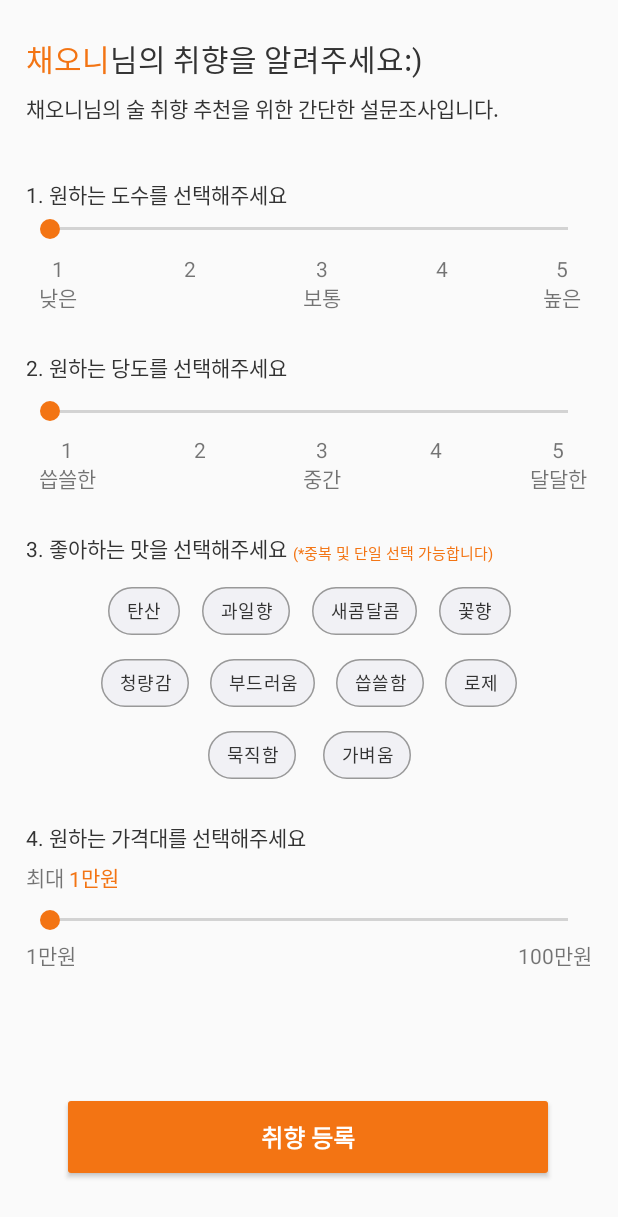
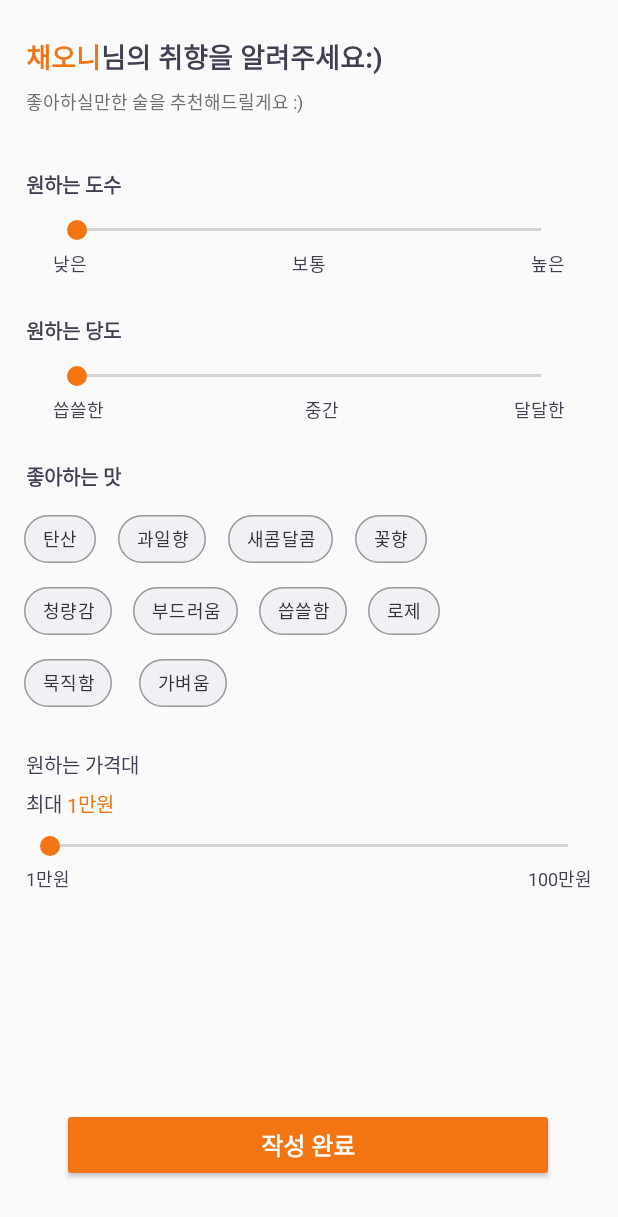
Before and after one commit to ReadyItGo-A-level/Frontend, an Android app: the UserStyleActivity screen opened directly, with no data from a screen before it, on a phone screen of 412 x 824 dp. Shown: the top 1217 px of the screen. Run offline under Robolectric (Android 15) with nearby library versions, the phone set to English and light mode, and no system bars.

Commit message:
refactor:> 사용자 술 취향 조사 디자인 및 id 수정 #27

```diff
--- a/app/src/main/java/com/example/a_level/keyword/UserStyleActivity.kt
+++ b/app/src/main/java/com/example/a_level/keyword/UserStyleActivity.kt
@@ -12,17 +12,17 @@ class UserStyleActivity : AppCompatActivity() {
         binding = ActivityUserStyleBinding.inflate(layoutInflater)
         setContentView(binding.root)
 
-      binding.priceBar.setOnSeekBarChangeListener(object: SeekBar.OnSeekBarChangeListener{
+      binding.pricebarStyle.setOnSeekBarChangeListener(object: SeekBar.OnSeekBarChangeListener{
           override fun onProgressChanged(seekBar: SeekBar?, progress: Int, fromUser: Boolean){
-              binding.money.text="$progress"
+              binding.textviewStyleMoney.text="$progress"
           }
 
           override fun onStartTrackingTouch(seekBar: SeekBar?) {
-              binding.money.text="${seekBar!!.progress}"
+              binding.textviewStyleMoney.text="${seekBar!!.progress}"
           }
 
           override fun onStopTrackingTouch(seekBar: SeekBar?) {
-              binding.money.text="${seekBar!!.progress}"
+              binding.textviewStyleMoney.text="${seekBar!!.progress}"
           }
       })
     }
--- a/app/src/main/res/layout/activity_user_style.xml
+++ b/app/src/main/res/layout/activity_user_style.xml
@@ -7,13 +7,13 @@
     tools:context=".keyword.UserStyleActivity">
 
     <Button
-        android:id="@+id/button5"
+        android:id="@+id/button_style_next"
         android:layout_width="328dp"
-        android:layout_height="60dp"
+        android:layout_height="49dp"
         android:layout_gravity="center_horizontal"
         android:layout_marginBottom="36dp"
         android:backgroundTint="#F37413"
-        android:text="취향 등록"
+        android:text="작성 완료"
         android:textColor="#FFFFFF"
         android:textSize="16sp"
         android:textStyle="bold"
@@ -24,114 +24,103 @@
         tools:ignore="MissingConstraints" />
 
     <TextView
-        android:id="@+id/textView23"
+        android:id="@+id/textview_style_recommend"
         android:layout_width="wrap_content"
         android:layout_height="wrap_content"
         android:layout_marginTop="7dp"
-        android:text="채오니님의 술 취향 추천을 위한 간단한 설문조사입니다."
-        android:textColor="#333333"
-        android:textSize="14sp"
-        app:layout_constraintStart_toStartOf="@+id/textView40"
-        app:layout_constraintTop_toBottomOf="@+id/textView18" />
+        android:text="좋아하실만한 술을 추천해드릴게요 :)"
+        android:textColor="#707071"
+        android:textSize="12sp"
+        app:layout_constraintStart_toStartOf="@+id/textview_style_user"
+        app:layout_constraintTop_toBottomOf="@+id/textview_style_tell" />
 
     <TextView
-        android:id="@+id/textView20"
+        android:id="@+id/textview_style_alcohol"
         android:layout_width="wrap_content"
         android:layout_height="wrap_content"
         android:layout_marginTop="36dp"
-        android:text="1. 원하는 도수를 선택해주세요"
-        android:textColor="#333333"
-        android:textSize="14sp"
-        app:layout_constraintStart_toStartOf="@+id/textView23"
-        app:layout_constraintTop_toBottomOf="@+id/textView23" />
+        android:text="원하는 도수"
+        android:textColor="#433E50"
+        android:textSize="13sp"
+        android:textStyle="bold"
+        app:layout_constraintStart_toStartOf="@+id/textview_style_recommend"
+        app:layout_constraintTop_toBottomOf="@+id/textview_style_recommend" />
 
     <SeekBar
-        android:id="@+id/seekBar2"
+        android:id="@+id/seekbar_style_alcohol"
         android:layout_width="match_parent"
-        android:layout_height="25dp"
-        android:layout_marginStart="17dp"
-        android:layout_marginEnd="17dp"
+        android:layout_height="16dp"
+        android:layout_marginStart="35dp"
+        android:layout_marginTop="12dp"
+        android:layout_marginEnd="35dp"
+        android:max="2"
+        android:progressTint="#F37413"
         android:thumb="@drawable/userstyle_seekbar_thumb"
-        android:max="4"
-        android:progressTint="#F37413"
         app:layout_constraintEnd_toEndOf="parent"
-        app:layout_constraintStart_toStartOf="@+id/textView20"
-        app:layout_constraintTop_toBottomOf="@+id/textView20" />
+        app:layout_constraintStart_toStartOf="parent"
+        app:layout_constraintTop_toBottomOf="@+id/textview_style_alcohol" />
 
     <TextView
-        android:id="@+id/textView25"
+        android:id="@+id/textview_style_middle"
         android:layout_width="wrap_content"
         android:layout_height="wrap_content"
-        android:layout_marginTop="4dp"
-        android:text="3\n보통"
+        android:layout_marginTop="5dp"
+        android:text="보통"
         android:textAlignment="center"
-        app:layout_constraintEnd_toEndOf="@+id/seekBar2"
-        app:layout_constraintStart_toStartOf="@+id/seekBar2"
-        app:layout_constraintTop_toBottomOf="@+id/seekBar2" />
+        android:textColor="#433E50"
+        android:textSize="12sp"
+        app:layout_constraintEnd_toEndOf="@+id/seekbar_style_alcohol"
+        app:layout_constraintStart_toStartOf="@+id/seekbar_style_alcohol"
+        app:layout_constraintTop_toBottomOf="@+id/seekbar_style_alcohol" />
 
     <TextView
-        android:id="@+id/textView27"
+        android:id="@+id/textview_style_high"
         android:layout_width="wrap_content"
         android:layout_height="wrap_content"
-        android:layout_marginTop="4dp"
-        android:layout_marginEnd="16dp"
-        android:text="5\n높은"
+        android:layout_marginTop="5dp"
+        android:text="높은"
         android:textAlignment="center"
-        app:layout_constraintEnd_toEndOf="@+id/seekBar2"
-        app:layout_constraintTop_toBottomOf="@+id/seekBar2" />
+        android:textColor="#433E50"
+        android:textSize="12sp"
+        app:layout_constraintEnd_toEndOf="@+id/seekbar_style_alcohol"
+        app:layout_constraintTop_toBottomOf="@+id/seekbar_style_alcohol" />
 
     <TextView
-        android:id="@+id/textView19"
+        android:id="@+id/textview_style_low"
         android:layout_width="wrap_content"
         android:layout_height="wrap_content"
-        android:layout_marginTop="4dp"
-        android:text="1\n낮은"
+        android:layout_marginTop="5dp"
+        android:text="낮은"
         android:textAlignment="center"
-        app:layout_constraintStart_toStartOf="@+id/seekBar2"
-        app:layout_constraintTop_toBottomOf="@+id/seekBar2" />
+        android:textColor="#433E50"
+        android:textSize="12sp"
+        app:layout_constraintStart_toStartOf="@+id/seekbar_style_alcohol"
+        app:layout_constraintTop_toBottomOf="@+id/seekbar_style_alcohol" />
 
     <TextView
-        android:id="@+id/textView26"
-        android:layout_width="wrap_content"
-        android:layout_height="wrap_content"
-        android:layout_marginTop="4dp"
-        android:text="4"
-        android:textAlignment="center"
-        app:layout_constraintEnd_toStartOf="@+id/textView27"
-        app:layout_constraintStart_toEndOf="@+id/textView25"
-        app:layout_constraintTop_toBottomOf="@+id/seekBar2" />
-
-    <TextView
-        android:id="@+id/textView24"
-        android:layout_width="wrap_content"
-        android:layout_height="wrap_content"
-        android:layout_marginTop="4dp"
-        android:text="2"
-        android:textAlignment="center"
-        app:layout_constraintEnd_toStartOf="@+id/textView25"
-        app:layout_constraintStart_toEndOf="@+id/textView19"
-        app:layout_constraintTop_toBottomOf="@+id/seekBar2" />
-
-    <TextView
-        android:id="@+id/textView34"
+        android:id="@+id/textview_style_price_low"
         android:layout_width="wrap_content"
         android:layout_height="wrap_content"
         android:text="1만원"
         android:textAlignment="center"
-        app:layout_constraintStart_toStartOf="@+id/price_bar"
-        app:layout_constraintTop_toBottomOf="@+id/price_bar" />
+        android:textColor="#433E50"
+        android:textSize="12sp"
+        app:layout_constraintStart_toStartOf="@+id/pricebar_style"
+        app:layout_constraintTop_toBottomOf="@+id/pricebar_style" />
 
     <TextView
-        android:id="@+id/textView35"
+        android:id="@+id/textview_style_price_high"
         android:layout_width="wrap_content"
         android:layout_height="wrap_content"
         android:text="100만원"
         android:textAlignment="center"
-        app:layout_constraintEnd_toEndOf="@+id/price_bar"
-        app:layout_constraintTop_toBottomOf="@+id/price_bar" />
+        android:textColor="#433E50"
+        android:textSize="12sp"
+        app:layout_constraintEnd_toEndOf="@+id/pricebar_style"
+        app:layout_constraintTop_toBottomOf="@+id/pricebar_style" />
 
     <SeekBar
-        android:id="@+id/price_bar"
+        android:id="@+id/pricebar_style"
         android:layout_width="match_parent"
         android:layout_height="25dp"
         android:layout_marginStart="17dp"
@@ -143,144 +132,121 @@
         android:thumb="@drawable/userstyle_seekbar_thumb"
         app:layout_constraintEnd_toEndOf="parent"
         app:layout_constraintHorizontal_bias="1.0"
-        app:layout_constraintStart_toStartOf="@+id/textView33"
-        app:layout_constraintTop_toBottomOf="@+id/textView37" />
+        app:layout_constraintStart_toStartOf="@+id/textview_style_price"
+        app:layout_constraintTop_toBottomOf="@+id/textview_style_money" />
 
     <TextView
-        android:id="@+id/textView33"
+        android:id="@+id/textview_style_price"
         android:layout_width="wrap_content"
         android:layout_height="wrap_content"
         android:layout_marginTop="20dp"
-        android:text="4. 원하는 가격대를 선택해주세요"
-        android:textColor="#333333"
-        android:textSize="14sp"
-        app:layout_constraintStart_toStartOf="@+id/textView21"
-        app:layout_constraintTop_toBottomOf="@+id/chipGroup3" />
+        android:text="원하는 가격대"
+        android:textColor="#433E50"
+        android:textSize="13sp"
+        app:layout_constraintStart_toStartOf="@+id/textview_style_sugar"
+        app:layout_constraintTop_toBottomOf="@+id/chipgroup_style_third" />
 
     <TextView
-        android:id="@+id/textView18"
+        android:id="@+id/textview_style_tell"
         android:layout_width="wrap_content"
         android:layout_height="wrap_content"
         android:layout_marginTop="24dp"
         android:text="님의 취향을 알려주세요:)"
-        android:textColor="#333333"
-        android:textSize="20sp"
-        app:layout_constraintStart_toEndOf="@+id/textView40"
+        android:textColor="#433E50"
+        android:textSize="18sp"
+        android:textStyle="bold"
+        app:layout_constraintStart_toEndOf="@+id/textview_style_user"
         app:layout_constraintTop_toTopOf="parent" />
 
     <TextView
-        android:id="@+id/textView21"
+        android:id="@+id/textview_style_taste"
         android:layout_width="wrap_content"
         android:layout_height="wrap_content"
         android:layout_marginTop="25dp"
-        android:text="3. 좋아하는 맛을 선택해주세요"
-        android:textColor="#333333"
-        android:textSize="14sp"
-        app:layout_constraintStart_toStartOf="@+id/textView22"
-        app:layout_constraintTop_toBottomOf="@+id/textView29" />
+        android:text="좋아하는 맛"
+        android:textColor="#433E50"
+        android:textSize="13sp"
+        android:textStyle="bold"
+        app:layout_constraintStart_toStartOf="@+id/textview_style_sugar"
+        app:layout_constraintTop_toBottomOf="@+id/textview_style_sugar_middle" />
 
     <TextView
-        android:id="@+id/textView22"
+        android:id="@+id/textview_style_sugar"
         android:layout_width="wrap_content"
         android:layout_height="wrap_content"
         android:layout_marginTop="25dp"
-        android:text="2. 원하는 당도를 선택해주세요"
-        android:textColor="#333333"
-        android:textSize="14sp"
-        app:layout_constraintStart_toStartOf="@+id/textView20"
-        app:layout_constraintTop_toBottomOf="@+id/textView25" />
+        android:text="원하는 당도"
+        android:textColor="#433E50"
+        android:textSize="13sp"
+        android:textStyle="bold"
+        app:layout_constraintStart_toStartOf="@+id/textview_style_alcohol"
+        app:layout_constraintTop_toBottomOf="@+id/textview_style_middle" />
 
     <SeekBar
-        android:id="@+id/seekBar3"
+        android:id="@+id/seekbar_style_sugar"
         android:layout_width="match_parent"
-        android:layout_height="23dp"
-        android:layout_marginStart="17dp"
-        android:layout_marginTop="7dp"
-        android:layout_marginEnd="17dp"
-        android:max="4"
+        android:layout_height="16dp"
+        android:layout_marginStart="35dp"
+        android:layout_marginTop="12dp"
+        android:layout_marginEnd="35dp"
+        android:max="2"
         android:progressTint="#F37413"
         android:thumb="@drawable/userstyle_seekbar_thumb"
         app:layout_constraintEnd_toEndOf="parent"
-        app:layout_constraintStart_toStartOf="@+id/textView22"
-        app:layout_constraintTop_toBottomOf="@+id/textView22" />
+        app:layout_constraintStart_toStartOf="@+id/textview_style_sugar"
+        app:layout_constraintTop_toBottomOf="@+id/textview_style_sugar" />
 
     <TextView
-        android:id="@+id/textView29"
+        android:id="@+id/textview_style_sugar_middle"
         android:layout_width="wrap_content"
         android:layout_height="wrap_content"
-        android:layout_marginTop="4dp"
-        android:text="3\n중간"
+        android:layout_marginTop="5dp"
+        android:text="중간"
         android:textAlignment="center"
-        app:layout_constraintEnd_toEndOf="@+id/seekBar3"
-        app:layout_constraintStart_toStartOf="@+id/seekBar3"
-        app:layout_constraintTop_toBottomOf="@+id/seekBar3" />
+        android:textColor="#433E50"
+        android:textSize="12sp"
+        app:layout_constraintEnd_toEndOf="@+id/seekbar_style_sugar"
+        app:layout_constraintStart_toStartOf="@+id/seekbar_style_sugar"
+        app:layout_constraintTop_toBottomOf="@+id/seekbar_style_sugar" />
 
     <TextView
-        android:id="@+id/textView30"
+        android:id="@+id/textview_style_sugar_high"
         android:layout_width="wrap_content"
         android:layout_height="wrap_content"
-        android:layout_marginTop="4dp"
-        android:layout_marginEnd="12dp"
-        android:text="5\n달달한"
+        android:layout_marginTop="5dp"
+        android:text="달달한"
         android:textAlignment="center"
-        app:layout_constraintEnd_toEndOf="@+id/seekBar3"
-        app:layout_constraintTop_toBottomOf="@+id/seekBar3" />
+        android:textColor="#433E50"
+        android:textSize="12sp"
+        app:layout_constraintEnd_toEndOf="@+id/seekbar_style_alcohol"
+        app:layout_constraintTop_toBottomOf="@+id/seekbar_style_sugar" />
 
     <TextView
-        android:id="@+id/textView32"
+        android:id="@+id/textview_style_sugar_low"
         android:layout_width="wrap_content"
         android:layout_height="wrap_content"
-        android:layout_marginTop="4dp"
-        android:text="4"
+        android:layout_marginTop="5dp"
+        android:text="씁쓸한"
         android:textAlignment="center"
-        app:layout_constraintEnd_toStartOf="@+id/textView30"
-        app:layout_constraintStart_toEndOf="@+id/textView29"
-        app:layout_constraintTop_toBottomOf="@+id/seekBar3" />
-
-    <TextView
-        android:id="@+id/textView31"
-        android:layout_width="wrap_content"
-        android:layout_height="wrap_content"
-        android:layout_marginTop="4dp"
-        android:text="2"
-        android:textAlignment="center"
-        app:layout_constraintEnd_toStartOf="@+id/textView29"
-        app:layout_constraintStart_toEndOf="@+id/textView28"
-        app:layout_constraintTop_toBottomOf="@+id/seekBar3" />
-
-    <TextView
-        android:id="@+id/textView28"
-        android:layout_width="wrap_content"
-        android:layout_height="wrap_content"
-        android:layout_marginTop="4dp"
-        android:text="1\n씁쓸한"
-        android:textAlignment="center"
-        app:layout_constraintStart_toStartOf="@+id/seekBar3"
-        app:layout_constraintTop_toBottomOf="@+id/seekBar3" />
-
-    <TextView
-        android:id="@+id/textView36"
-        android:layout_width="wrap_content"
-        android:layout_height="wrap_content"
-        android:layout_marginStart="4dp"
-        android:text="(*중복 및 단일 선택 가능합니다)"
-        android:textColor="#F37413"
-        android:textSize="10sp"
-        app:layout_constraintBottom_toBottomOf="@+id/textView21"
-        app:layout_constraintStart_toEndOf="@+id/textView21" />
+        android:textColor="#433E50"
+        android:textSize="12sp"
+        app:layout_constraintStart_toStartOf="@+id/seekbar_style_alcohol"
+        app:layout_constraintTop_toBottomOf="@+id/seekbar_style_sugar" />
 
     <com.google.android.material.chip.ChipGroup
-        android:id="@+id/chipGroup1"
-        android:layout_width="wrap_content"
+        android:id="@+id/chipgroup_style_first"
+        android:layout_width="match_parent"
         android:layout_height="wrap_content"
+        android:layout_marginStart="16dp"
         android:layout_marginTop="7dp"
+        android:layout_marginEnd="16dp"
         app:chipSpacingHorizontal="5dp"
         app:layout_constraintEnd_toEndOf="parent"
         app:layout_constraintStart_toStartOf="parent"
-        app:layout_constraintTop_toBottomOf="@+id/textView21">
+        app:layout_constraintTop_toBottomOf="@+id/textview_style_taste">
 
         <com.google.android.material.chip.Chip
-            android:id="@+id/carbon"
+            android:id="@+id/chip_style_carbon"
             style="@style/Widget.MaterialComponents.Chip.Filter"
             android:layout_width="wrap_content"
             android:layout_height="wrap_content"
@@ -298,7 +264,7 @@
             tools:ignore="MissingConstraints" />
 
         <com.google.android.material.chip.Chip
-            android:id="@+id/fruit"
+            android:id="@+id/chip_style_fruit"
             style="@style/Widget.MaterialComponents.Chip.Filter"
             android:layout_width="wrap_content"
             android:layout_height="48dp"
@@ -315,7 +281,7 @@
             tools:ignore="MissingConstraints" />
 
         <com.google.android.material.chip.Chip
-            android:id="@+id/sweet_sour"
+            android:id="@+id/chip_style_sweet_sour"
             style="@style/Widget.MaterialComponents.Chip.Filter"
             android:layout_width="wrap_content"
             android:layout_height="48dp"
@@ -332,7 +298,7 @@
             tools:ignore="MissingConstraints" />
 
         <com.google.android.material.chip.Chip
-            android:id="@+id/flower"
+            android:id="@+id/chip_style_flower"
             style="@style/Widget.MaterialComponents.Chip.Filter"
             android:layout_width="wrap_content"
             android:layout_height="48dp"
@@ -350,16 +316,18 @@
     </com.google.android.material.chip.ChipGroup>
 
     <com.google.android.material.chip.ChipGroup
-        android:id="@+id/chipGroup2"
-        android:layout_width="wrap_content"
+        android:id="@+id/chipgroup_style_second"
+        android:layout_width="match_parent"
         android:layout_height="wrap_content"
+        android:layout_marginStart="16dp"
+        android:layout_marginEnd="16dp"
         app:chipSpacingHorizontal="4dp"
         app:layout_constraintEnd_toEndOf="parent"
         app:layout_constraintStart_toStartOf="parent"
-        app:layout_constraintTop_toBottomOf="@+id/chipGroup1">
+        app:layout_constraintTop_toBottomOf="@+id/chipgroup_style_first">
 
         <com.google.android.material.chip.Chip
-            android:id="@+id/refresh"
+            android:id="@+id/chip_style_refresh"
             style="@style/Widget.MaterialComponents.Chip.Filter"
             android:layout_width="wrap_content"
             android:layout_height="48dp"
@@ -378,7 +346,7 @@
             tools:ignore="MissingConstraints" />
 
         <com.google.android.material.chip.Chip
-            android:id="@+id/soft"
+            android:id="@+id/chip_style_soft"
             style="@style/Widget.MaterialComponents.Chip.Filter"
             android:layout_width="wrap_content"
             android:layout_height="48dp"
@@ -395,7 +363,7 @@
             tools:ignore="MissingConstraints" />
 
         <com.google.android.material.chip.Chip
-            android:id="@+id/bitter"
+            android:id="@+id/chip_style_bitter"
             style="@style/Widget.MaterialComponents.Chip.Filter"
             android:layout_width="wrap_content"
             android:layout_height="48dp"
@@ -412,7 +380,7 @@
             tools:ignore="MissingConstraints" />
 
         <com.google.android.material.chip.Chip
-            android:id="@+id/rose"
+            android:id="@+id/chip_style_rose"
             style="@style/Widget.MaterialComponents.Chip.Filter"
             android:layout_width="wrap_content"
             android:layout_height="48dp"
@@ -430,15 +398,17 @@
     </com.google.android.material.chip.ChipGroup>
 
     <com.google.android.material.chip.ChipGroup
-        android:id="@+id/chipGroup3"
-        android:layout_width="wrap_content"
+        android:id="@+id/chipgroup_style_third"
+        android:layout_width="match_parent"
         android:layout_height="wrap_content"
+        android:layout_marginStart="16dp"
+        android:layout_marginEnd="16dp"
         app:layout_constraintEnd_toEndOf="parent"
         app:layout_constraintStart_toStartOf="parent"
-        app:layout_constraintTop_toBottomOf="@+id/chipGroup2">
+        app:layout_constraintTop_toBottomOf="@+id/chipgroup_style_second">
 
         <com.google.android.material.chip.Chip
-            android:id="@+id/heavy"
+            android:id="@+id/chip_style_heavy"
             style="@style/Widget.MaterialComponents.Chip.Filter"
             android:layout_width="wrap_content"
             android:layout_height="48dp"
@@ -454,7 +424,7 @@
             tools:ignore="MissingConstraints" />
 
         <com.google.android.material.chip.Chip
-            android:id="@+id/light"
+            android:id="@+id/chip_style_light"
             style="@style/Widget.MaterialComponents.Chip.Filter"
             android:layout_width="wrap_content"
             android:layout_height="48dp"
@@ -472,41 +442,46 @@
     </com.google.android.material.chip.ChipGroup>
 
     <TextView
-        android:id="@+id/textView37"
+        android:id="@+id/textview_style_max"
         android:layout_width="wrap_content"
         android:layout_height="wrap_content"
         android:layout_marginTop="5dp"
         android:text="최대 "
-        app:layout_constraintStart_toStartOf="@+id/textView33"
-        app:layout_constraintTop_toBottomOf="@+id/textView33" />
+        android:textColor="#433E50"
+        android:textSize="13sp"
+        app:layout_constraintStart_toStartOf="@+id/textview_style_price"
+        app:layout_constraintTop_toBottomOf="@+id/textview_style_price" />
 
     <TextView
-        android:id="@+id/money"
+        android:id="@+id/textview_style_money"
         android:layout_width="wrap_content"
         android:layout_height="wrap_content"
         android:text="1"
         android:textColor="#F37413"
-        app:layout_constraintBottom_toBottomOf="@+id/textView37"
-        app:layout_constraintStart_toEndOf="@+id/textView37" />
+        android:textSize="13sp"
+        app:layout_constraintBottom_toBottomOf="@+id/textview_style_max"
+        app:layout_constraintStart_toEndOf="@+id/textview_style_max" />
 
     <TextView
-        android:id="@+id/textView39"
+        android:id="@+id/textview_style_won"
         android:layout_width="wrap_content"
         android:layout_height="wrap_content"
         android:text="만원"
         android:textColor="#F37413"
-        app:layout_constraintBottom_toBottomOf="@+id/money"
-        app:layout_constraintStart_toEndOf="@+id/money" />
+        android:textSize="13sp"
+        app:layout_constraintBottom_toBottomOf="@+id/textview_style_money"
+        app:layout_constraintStart_toEndOf="@+id/textview_style_money" />
 
     <TextView
-        android:id="@+id/textView40"
+        android:id="@+id/textview_style_user"
         android:layout_width="wrap_content"
         android:layout_height="wrap_content"
         android:layout_marginStart="17dp"
         android:layout_marginTop="24dp"
         android:text="채오니"
         android:textColor="#F37413"
-        android:textSize="20sp"
+        android:textSize="18sp"
+        android:textStyle="bold"
         app:layout_constraintStart_toStartOf="parent"
         app:layout_constraintTop_toTopOf="parent" />
 
```
Also changed, not shown: app/src/main/java/com/example/a_level/keyword/UserKeywordActivity.kt (+13 -13 lines), app/src/main/res/layout/activity_user_keyword.xml (+76 -44 lines).
